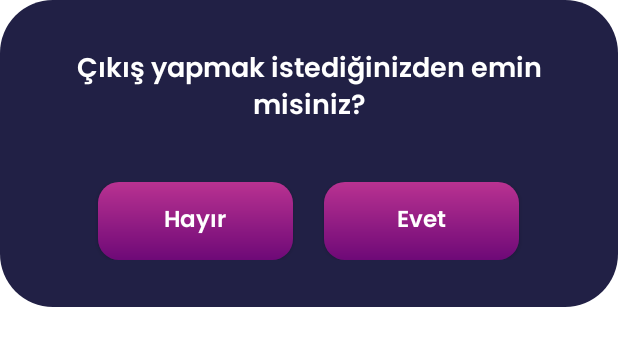
After one commit to ersincoskun/T-SoftTaskCase, an Android app: the layout dialog_sure_to_do.xml on its own in the app's theme, with its tools: preview values and no code run, on a phone screen of 412 x 824 dp. The commit adds this screen. Shown: the top 346 px of the screen. Run offline under Robolectric (Android 15) with nearby library versions, the phone set to English and light mode, and no system bars.

Commit message:
settings sayfası kodları yazıldı, hesap silme ve logout logicleri yazıldı.

```diff
--- a/app/src/main/java/com/tsoft/taskcase/base/BaseFragment.kt
+++ b/app/src/main/java/com/tsoft/taskcase/base/BaseFragment.kt
@@ -27,7 +27,7 @@ abstract class BaseFragment<VB : ViewBinding?> : BaseTemplateFragment<VB>() {
         }
     }
 
-    fun showBottomSheet() {
+    fun showBottomNavView() {
         activity?.let { safeActivity ->
             if (safeActivity is MainActivity) {
                 safeActivity.findViewById<BottomNavigationView>(R.id.bottomNavigationView)?.show()
@@ -35,7 +35,7 @@ abstract class BaseFragment<VB : ViewBinding?> : BaseTemplateFragment<VB>() {
         }
     }
 
-    fun removeBottomSheet() {
+    fun removeBottomNavView() {
         activity?.let { safeActivity ->
             if (safeActivity is MainActivity) {
                 safeActivity.findViewById<BottomNavigationView>(R.id.bottomNavigationView)?.remove()
--- a/app/src/main/java/com/tsoft/taskcase/ui/fragment/DetailFragment.kt
+++ b/app/src/main/java/com/tsoft/taskcase/ui/fragment/DetailFragment.kt
@@ -39,7 +39,7 @@ class DetailFragment : BaseFragment<FragmentDetailBinding>() {
     }
 
     private fun prepareUI() {
-        removeBottomSheet()
+        removeBottomNavView()
         imageHit = args.imageHitArg
         binding.apply {
             imageHit?.let { safeImageHit ->
--- a/app/src/main/java/com/tsoft/taskcase/ui/fragment/FavoritesFragment.kt
+++ b/app/src/main/java/com/tsoft/taskcase/ui/fragment/FavoritesFragment.kt
@@ -36,7 +36,7 @@ class FavoritesFragment : BaseFragment<FragmentFavoritesBinding>() {
 
     override fun onViewCreated(view: View, savedInstanceState: Bundle?) {
         super.onViewCreated(view, savedInstanceState)
-        showBottomSheet()
+        showBottomNavView()
         subLiveData()
         binding.rvFavoritesList.adapter = adapter
         setItemTouchHelper()
--- a/app/src/main/java/com/tsoft/taskcase/ui/fragment/ImageListFragment.kt
+++ b/app/src/main/java/com/tsoft/taskcase/ui/fragment/ImageListFragment.kt
@@ -37,7 +37,7 @@ class ImageListFragment : BaseFragment<FragmentImageListBinding>() {
 
     override fun onViewCreated(view: View, savedInstanceState: Bundle?) {
         super.onViewCreated(view, savedInstanceState)
-        showBottomSheet()
+        showBottomNavView()
         binding.rvImageList.adapter = adapter
         showProgressBar()
         viewModel.getImageList()
--- a/app/src/main/java/com/tsoft/taskcase/ui/fragment/LoginFragment.kt
+++ b/app/src/main/java/com/tsoft/taskcase/ui/fragment/LoginFragment.kt
@@ -3,7 +3,6 @@ package com.tsoft.taskcase.ui.fragment
 import android.content.Intent
 import android.os.Bundle
 import android.view.View
-import androidx.activity.OnBackPressedCallback
 import androidx.fragment.app.viewModels
 import com.tsoft.taskcase.R
 import com.tsoft.taskcase.base.BaseFragment
--- /dev/null
+++ b/app/src/main/res/drawable/background_navy_blue_with_35dp_radius.xml
@@ -0,0 +1,5 @@
+<?xml version="1.0" encoding="utf-8"?>
+<shape xmlns:android="http://schemas.android.com/apk/res/android">
+    <solid android:color="@color/navy_blue" />
+    <corners android:radius="35dp" />
+</shape>
--- /dev/null
+++ b/app/src/main/res/layout/dialog_sure_to_do.xml
@@ -0,0 +1,62 @@
+<?xml version="1.0" encoding="utf-8"?>
+<LinearLayout
+    xmlns:android="http://schemas.android.com/apk/res/android"
+    android:layout_width="match_parent"
+    android:layout_height="wrap_content"
+    xmlns:app="http://schemas.android.com/apk/res-auto"
+    android:gravity="center_horizontal"
+    android:background="@drawable/background_navy_blue_with_35dp_radius"
+    android:orientation="vertical">
+
+    <TextView
+        android:id="@+id/tvSureToDoTitle"
+        android:layout_width="match_parent"
+        android:textAlignment="center"
+        android:layout_marginHorizontal="@dimen/_24sdp"
+        android:layout_height="wrap_content"
+        android:textColor="@color/white"
+        android:fontFamily="@font/poppins_semi_bold"
+        android:textSize="18sp"
+        android:text="@string/settings_fragment_sure_to_logout"
+        android:layout_marginTop="@dimen/_24sdp" />
+
+    <LinearLayout
+        android:layout_width="match_parent"
+        android:layout_height="wrap_content"
+        android:orientation="horizontal"
+        android:layout_marginTop="@dimen/_26sdp"
+        android:gravity="center_horizontal"
+        android:layout_marginBottom="@dimen/_24sdp">
+
+        <androidx.appcompat.widget.AppCompatButton
+            android:id="@+id/btnNo"
+            android:layout_width="@dimen/_100sdp"
+            android:layout_height="@dimen/_40sdp"
+            android:background="@drawable/background_button"
+            android:fontFamily="@font/poppins_semi_bold"
+            android:text="@string/settings_fragment_sure_to_logout_no_button_text"
+            android:textAllCaps="false"
+            android:layout_marginEnd="@dimen/_16sdp"
+            android:textColor="@color/white"
+            android:textSize="@dimen/medium_text_size"
+            app:layout_constraintStart_toStartOf="parent"
+            app:layout_constraintEnd_toEndOf="parent"
+            app:layout_constraintTop_toBottomOf="@+id/etRegisterPasswordAgain" />
+
+        <androidx.appcompat.widget.AppCompatButton
+            android:id="@+id/btnYes"
+            android:layout_width="@dimen/_100sdp"
+            android:layout_height="@dimen/_40sdp"
+            android:background="@drawable/background_button"
+            android:fontFamily="@font/poppins_semi_bold"
+            android:text="@string/settings_fragment_sure_to_logout_yes_button_text"
+            android:textAllCaps="false"
+            android:textColor="@color/white"
+            android:textSize="@dimen/medium_text_size"
+            app:layout_constraintStart_toStartOf="parent"
+            app:layout_constraintEnd_toEndOf="parent"
+            app:layout_constraintTop_toBottomOf="@+id/etRegisterPasswordAgain" />
+
+    </LinearLayout>
+
+</LinearLayout>
--- a/app/src/main/res/navigation/main_nav_graph.xml
+++ b/app/src/main/res/navigation/main_nav_graph.xml
@@ -44,5 +44,10 @@
             app:popExitAnim="@anim/slide_out_right">
         </action>
     </fragment>
+    <fragment
+        android:id="@+id/settingsFragment"
+        android:name="com.tsoft.taskcase.ui.fragment.SettingsFragment"
+        android:label="fragment_settings"
+        tools:layout="@layout/fragment_settings" />
 
 </navigation>
```
Also changed, not shown: app/src/main/java/com/tsoft/taskcase/ui/dialog/SureToDoAlertDialog.kt (added, +56 -0 lines), app/src/main/java/com/tsoft/taskcase/ui/fragment/SettingsFragment.kt (+121 -0 lines), app/src/main/java/com/tsoft/taskcase/viewmodel/SettingsFragmentViewModel.kt (added, +30 -0 lines).
